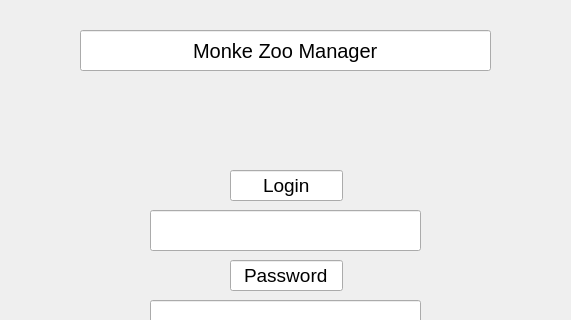
Qt form QTProgram.ui (woobe-studio/MonkeyZooManager) before a commit; both pictures show x 110 to 681 and y 0 to 320 of the 781 by 639 pixel window.
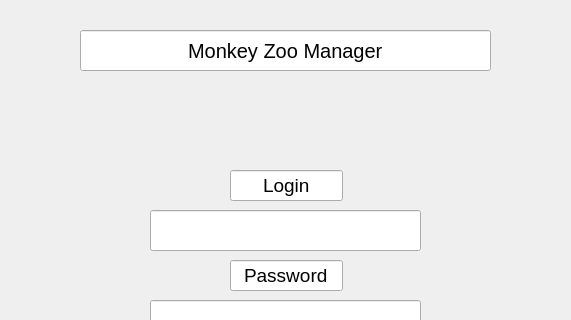
The same form after that commit.

Commit message: fixed monke to monkey and deleted unused dev folder

Diff of the .ui file:
```diff
--- a/QTProgram.ui
+++ b/QTProgram.ui
@@ -29,7 +29,7 @@
      </font>
     </property>
     <property name="text">
-     <string>Monke Zoo Manager</string>
+     <string>Monkey Zoo Manager</string>
     </property>
     <property name="alignment">
      <set>Qt::AlignCenter</set>
```
The commit also changes 12 other files.
